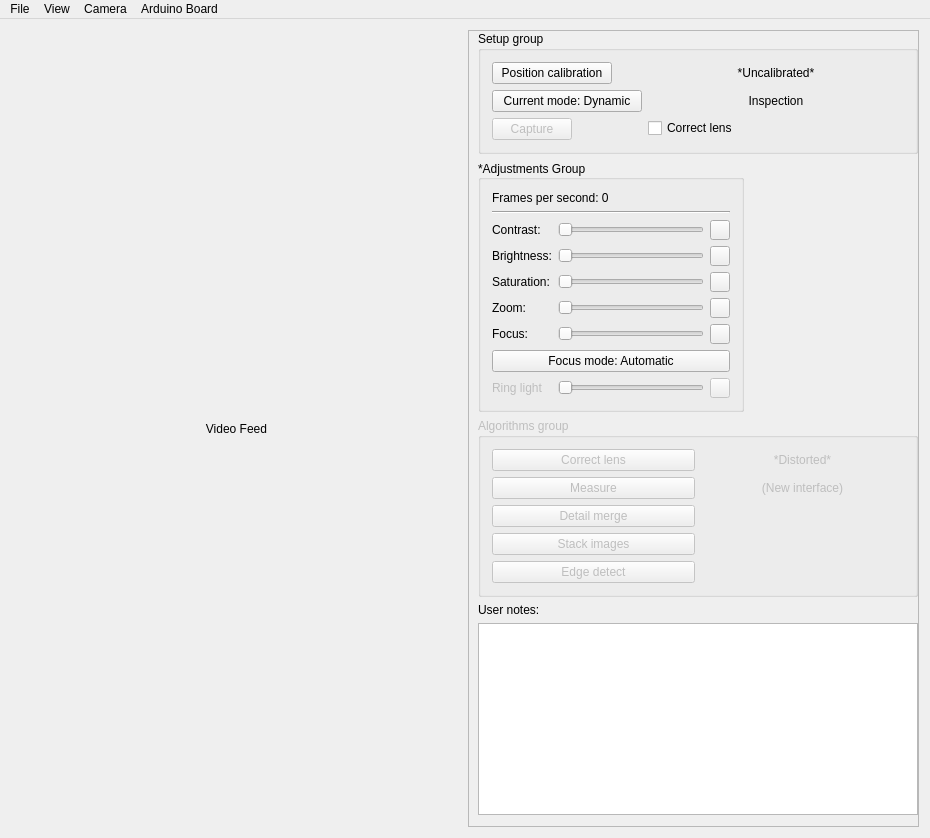
First picture: the form in mainwindow.ui, repository JustasBart/DigitalInspectionAndMeasurement, before the edit.
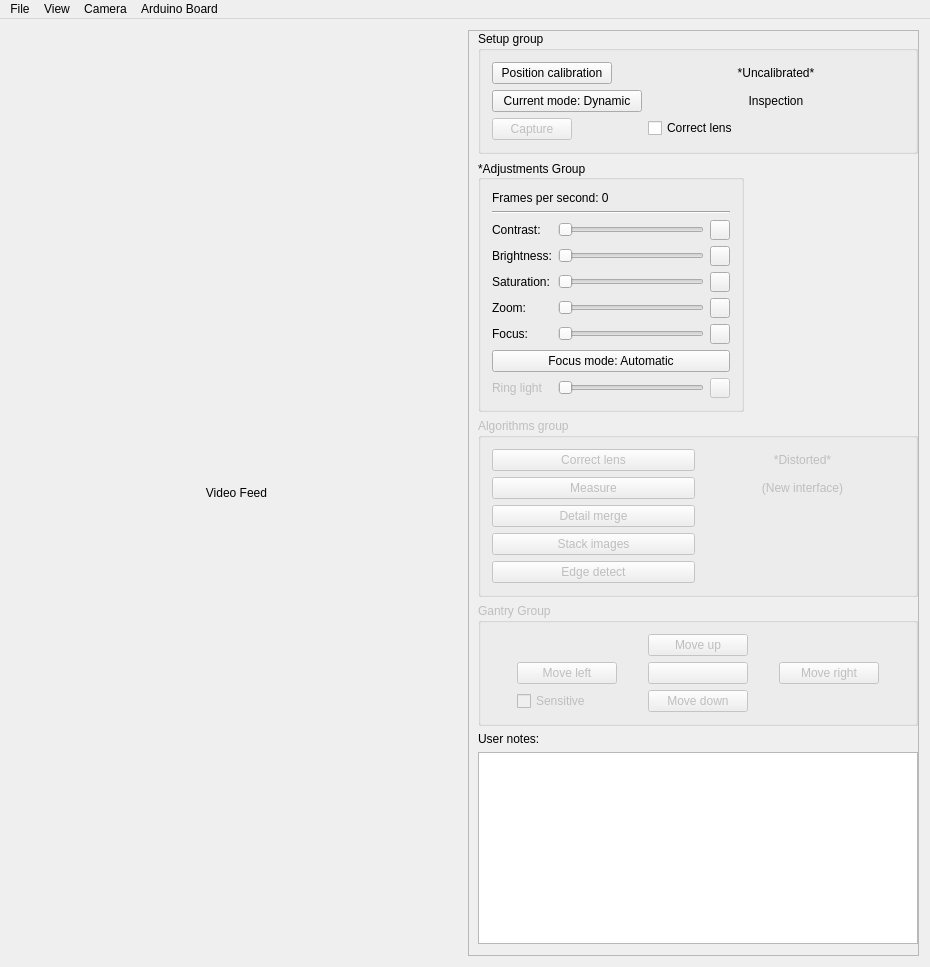
Second picture: the form after the edit.

Patch:
```diff
--- a/mainwindow.ui
+++ b/mainwindow.ui
@@ -7,7 +7,7 @@
     <x>0</x>
     <y>0</y>
     <width>930</width>
-    <height>817</height>
+    <height>937</height>
    </rect>
   </property>
   <property name="sizePolicy">
@@ -737,6 +737,126 @@
          </layout>
         </widget>
        </item>
+       <item>
+        <widget class="QGroupBox" name="gantryControlsGroup">
+         <property name="enabled">
+          <bool>false</bool>
+         </property>
+         <property name="title">
+          <string>Gantry Group</string>
+         </property>
+         <layout class="QGridLayout" name="gridLayout_3">
+          <item row="1" column="0">
+           <widget class="QPushButton" name="gantryLeftButton">
+            <property name="sizePolicy">
+             <sizepolicy hsizetype="Minimum" vsizetype="Minimum">
+              <horstretch>0</horstretch>
+              <verstretch>0</verstretch>
+             </sizepolicy>
+            </property>
+            <property name="maximumSize">
+             <size>
+              <width>100</width>
+              <height>16777215</height>
+             </size>
+            </property>
+            <property name="text">
+             <string>Move left</string>
+            </property>
+           </widget>
+          </item>
+          <item row="1" column="2">
+           <widget class="QPushButton" name="gantryRightButton">
+            <property name="sizePolicy">
+             <sizepolicy hsizetype="Minimum" vsizetype="Minimum">
+              <horstretch>0</horstretch>
+              <verstretch>0</verstretch>
+             </sizepolicy>
+            </property>
+            <property name="maximumSize">
+             <size>
+              <width>100</width>
+              <height>16777215</height>
+             </size>
+            </property>
+            <property name="text">
+             <string>Move right</string>
+            </property>
+           </widget>
+          </item>
+          <item row="1" column="1">
+           <widget class="QPushButton" name="gantrySpaceHolderButton">
+            <property name="enabled">
+             <bool>false</bool>
+            </property>
+            <property name="maximumSize">
+             <size>
+              <width>100</width>
+              <height>16777215</height>
+             </size>
+            </property>
+            <property name="text">
+             <string/>
+            </property>
+           </widget>
+          </item>
+          <item row="0" column="1">
+           <widget class="QPushButton" name="gantryUpButton">
+            <property name="sizePolicy">
+             <sizepolicy hsizetype="Minimum" vsizetype="Minimum">
+              <horstretch>0</horstretch>
+              <verstretch>0</verstretch>
+             </sizepolicy>
+            </property>
+            <property name="maximumSize">
+             <size>
+              <width>100</width>
+              <height>16777215</height>
+             </size>
+            </property>
+            <property name="text">
+             <string>Move up</string>
+            </property>
+           </widget>
+          </item>
+          <item row="2" column="1">
+           <widget class="QPushButton" name="gantryDownButton">
+            <property name="sizePolicy">
+             <sizepolicy hsizetype="Minimum" vsizetype="Minimum">
+              <horstretch>0</horstretch>
+              <verstretch>0</verstretch>
+             </sizepolicy>
+            </property>
+            <property name="maximumSize">
+             <size>
+              <width>100</width>
+              <height>16777215</height>
+             </size>
+            </property>
+            <property name="text">
+             <string>Move down</string>
+            </property>
+            <property name="autoDefault">
+             <bool>false</bool>
+            </property>
+            <property name="default">
+             <bool>false</bool>
+            </property>
+            <property name="flat">
+             <bool>false</bool>
+            </property>
+           </widget>
+          </item>
+          <item row="2" column="0">
+           <widget class="QCheckBox" name="sensitiveGantryCheckBox">
+            <property name="text">
+             <string>Sensitive</string>
+            </property>
+           </widget>
+          </item>
+         </layout>
+        </widget>
+       </item>
        <item>
         <widget class="QLabel" name="userNotesLabel">
          <property name="sizePolicy">
```
